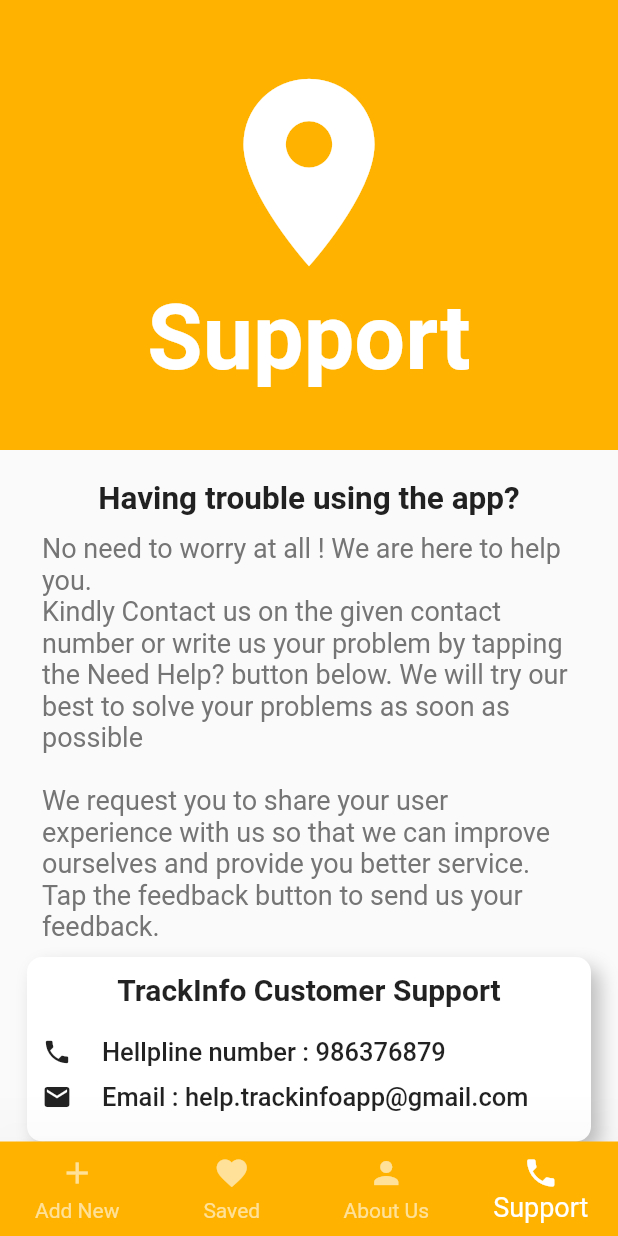
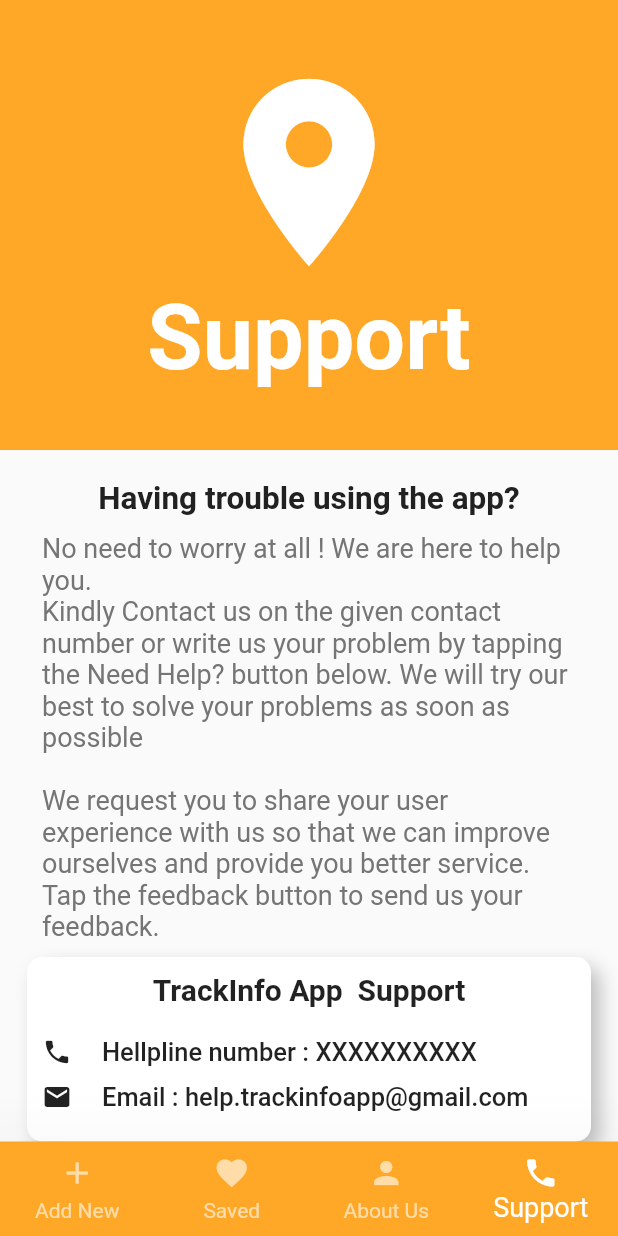
Before and after one commit to saurabh0013/TrackInfo-App-Flutter, a Flutter app: the screen it shows after launch, item 4 of the bottom bar chosen, on a phone screen of 412 x 824 dp. Run offline on Flutter 3.47's test engine with Material 2 defaults, Android fonts, the phone set to English and light mode, and no system bars; our stand-ins replace flutter_local_notifications, progress_dialog, simple_animations, sqflite; missing offline and left inert: workmanager; accounts and stored records are empty.

Commit message:
Final 01

```diff
--- a/lib/bottomNavigationBar.dart
+++ b/lib/bottomNavigationBar.dart
@@ -37,6 +37,9 @@ class _MyBottomNavigationBarState extends State<MyBottomNavigationBar> {
 
   @override
   Widget build(BuildContext context) {
+//     SystemChrome.setSystemUIOverlayStyle(SystemUiOverlayStyle(
+//   statusBarColor: Colors.grey[900], //or set color with: Color(0xFF0000FF)
+// ));
     return Scaffold(
         resizeToAvoidBottomInset: false,
         body: _children[_currentIndex],
@@ -44,7 +47,7 @@ class _MyBottomNavigationBarState extends State<MyBottomNavigationBar> {
           elevation: 50,
           type: BottomNavigationBarType.fixed,
           currentIndex: _currentIndex,
-          backgroundColor: Colors.amber[600],
+          backgroundColor: Colors.orange[400],
           selectedItemColor: Colors.white,
           unselectedItemColor: Colors.white.withOpacity(.60),
           selectedFontSize: 18,
--- a/lib/database/database_helper.dart
+++ b/lib/database/database_helper.dart
@@ -9,7 +9,7 @@ class DatabaseHelper {
       join(await getDatabasesPath(), 'infos.db'),
       onCreate: (db, version) {
         return db.execute(
-          "CREATE TABLE infos(id TEXT PRIMARY KEY, label TEXT, lastPlace TEXT,status TEXT,date TEXT,time TEXT)",
+          "CREATE TABLE infos(id TEXT PRIMARY KEY, label TEXT, lastPlace TEXT,status TEXT,date TEXT,time TEXT, service TEXT)",
         );
       },
       version: 2,
@@ -35,7 +35,8 @@ class DatabaseHelper {
           label: maps[i]['label'],
           lastPlace: maps[i]['lastPlace'],
           status: maps[i]['status'],
-          time: maps[i]['time']);
+          time: maps[i]['time'],
+          service: maps[i]['service']);
     });
   }
 
--- a/lib/models/infoDatabaseModel.dart
+++ b/lib/models/infoDatabaseModel.dart
@@ -5,8 +5,9 @@ class DatabaseModel {
   final String lastPlace;
   final String date;
   final String time;
+  final String service;
   DatabaseModel(
-      {this.id, this.label, this.status, this.lastPlace, this.date, this.time});
+      {this.id, this.label, this.status, this.lastPlace, this.date, this.time, this.service});
   Map<String, dynamic> toMap() {
     return ({
       'id': id,
@@ -14,7 +15,8 @@ class DatabaseModel {
       'status': status,
       'lastPlace': lastPlace,
       'date': date,
-      'time': time
+      'time': time,
+      'service' : service
     });
   }
 }
--- a/lib/pages/support.dart
+++ b/lib/pages/support.dart
@@ -11,7 +11,7 @@ class Support extends StatelessWidget {
         child: Column(
           children: [
             Container(
-              color: Colors.amber[600],
+              color: Colors.orange[400],
               child: Padding(
                 padding: const EdgeInsets.only(top: 40, bottom: 40),
                 child: Column(
@@ -76,7 +76,7 @@ class Support extends StatelessWidget {
                           ]),
                       child: Column(children: [
                         Text(
-                          'TrackInfo Customer Support',
+                          'TrackInfo App  Support',
                           style: TextStyle(
                               fontSize: 20, fontWeight: FontWeight.bold),
                         ),
@@ -87,7 +87,7 @@ class Support extends StatelessWidget {
                             size: 20,
                           ),
                           SizedBox(width: 20),
-                          Text('Hellpline number : 986376879',
+                          Text('Hellpline number : XXXXXXXXXX',
                               style: TextStyle(
                                   fontSize: 17, fontWeight: FontWeight.w500))
                         ]),
@@ -106,45 +106,56 @@ class Support extends StatelessWidget {
                       ]),
                     ),
                     SizedBox(height: 10),
-                    Icon(Icons.keyboard_arrow_down),
-                    Row(
-                      mainAxisAlignment: MainAxisAlignment.end,
+                    Padding(
+                      padding: const EdgeInsets.all(8.0),
+                      child: Row(
+                        mainAxisAlignment: MainAxisAlignment.spaceEvenly,
                         children: [
-                        Column(
+                          GestureDetector(
+                            onTap: _complaint,
+                            child: Container(
+                              alignment: Alignment.bottomRight,
+                              child: Column(
                                 children: [
-                            SizedBox(
-                              height: 10,
+                                  Icon(
+                                    Icons.question_answer,
+                                    color: Colors.red,
+                                    size: 35,
                                   ),
-                            RaisedButton.icon(
-                                onPressed: _complaint,
-                                shape: RoundedRectangleBorder(
-                                    borderRadius: BorderRadius.circular(15)),
-                                color: Colors.red,
-                                label: Text('Need Help?      ',
+                                  Text('Need help?',
                                       style: TextStyle(
-                                        fontSize: 17,
-                                        fontWeight: FontWeight.bold,
-                                        color: Colors.white)),
-                                icon: Icon(Icons.question_answer,
-                                    color: Colors.white)),
+                                          fontWeight: FontWeight.w600,
+                                          fontSize: 15,
+                                          color: Colors.red))
+                                ],
+                              ),
+                            ),
+                          ),
                           SizedBox(
                             height: 5,
                           ),
-                            RaisedButton.icon(
-                                onPressed: _feedback,
-                                shape: RoundedRectangleBorder(
-                                    borderRadius: BorderRadius.circular(15)),
+                          GestureDetector(
+                            onTap: _feedback,
+                            child: Container(
+                              alignment: Alignment.bottomLeft,
+                              child: Column(
+                                children: [
+                                  Icon(
+                                    Icons.library_books,
                                     color: Colors.blue,
-                                label: Text('Give Feedback!',
+                                    size: 35,
+                                  ),
+                                  Text('Feedback',
                                       style: TextStyle(
-                                        fontSize: 17,
-                                        fontWeight: FontWeight.bold,
-                                        color: Colors.white)),
-                                icon: Icon(Icons.library_books,
-                                    color: Colors.white)),
+                                          fontWeight: FontWeight.w600,
+                                          fontSize: 15,
+                                          color: Colors.blue))
                                 ],
                               ),
+                            ),
+                          ),
                         ],
+                      ),
                     )
                   ],
                 ),
--- a/pubspec.yaml
+++ b/pubspec.yaml
@@ -25,6 +25,8 @@ dependencies:
     sdk: flutter
   simple_animations: ^1.3.3
   http: ^0.12.2
+  workmanager: ^0.2.3
+  flutter_local_notifications: ^3.0.0
   progress_dialog: ^1.2.4
   flutter_launcher_icons: ^0.8.1
   sqflite: ^1.3.0
@@ -58,6 +60,8 @@ flutter:
   assets:
     - assets/error.png
     - assets/icon.png
+    - assets/background.jpg
+    - assets/github.png
 
   # An image asset can refer to one or more resolution-specific "variants", see
   # https://flutter.dev/assets-and-images/#resolution-aware.
```
Also changed, not shown: lib/main.dart (+43 -1 lines), lib/pages/about.dart (+64 -33 lines), lib/pages/details.dart (+22 -15 lines), lib/pages/home.dart (+37 -22 lines), lib/pages/saved.dart (+106 -77 lines), assets/background.jpg (added), assets/error.png, assets/github.png (added), pubspec.lock, 4 other files. Lines whose indentation alone changed are shown as unchanged.
